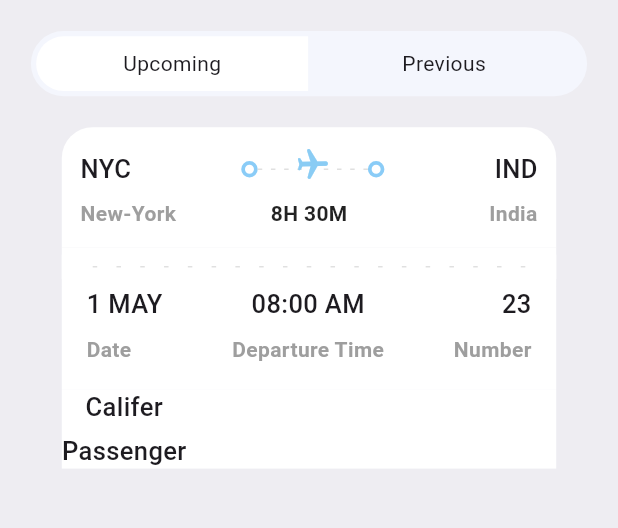
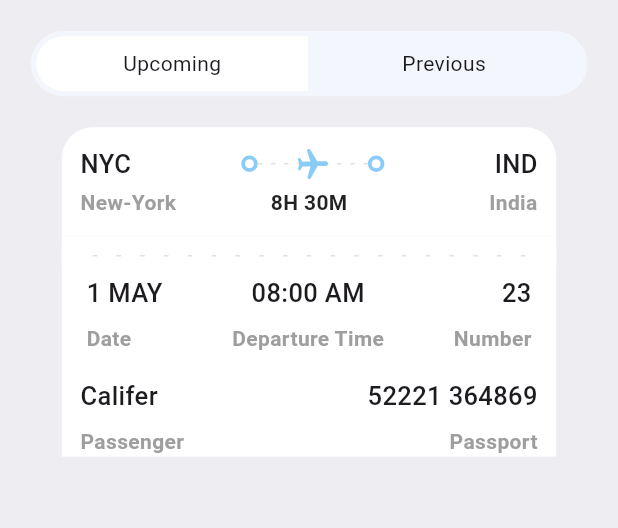
Before and after one commit to flutter-preview/MrCalifer-BookTicket_Flutter, a Flutter app: the TicketScreen screen opened directly, on a phone screen of 412 x 824 dp, the part 148-676 px from its top. Run offline on Flutter 3.47's test engine with Material 2 defaults, Android fonts, the phone set to English and light mode, and no system bars; our stand-ins replace fluentui_icons, gap, get.

Commit message:
Added new common widgets and UI refactored for every screen size.

```diff
--- a/lib/Home/views/ticket_view/ticket_footer_view.dart
+++ b/lib/Home/views/ticket_view/ticket_footer_view.dart
@@ -1,17 +1,17 @@
 import 'package:booktickets/Utils/app_styles.dart';
 import 'package:booktickets/Utils/size_config.dart';
+import 'package:booktickets/widgets/column_layout.dart';
 import 'package:flutter/material.dart';
-import 'package:gap/gap.dart';
 
 class TicketFooterView extends StatelessWidget {
   final String date;
-  final String dedepartureTime;
+  final String departureTime;
   final int number;
   final bool? isColor;
   const TicketFooterView(
       {Key? key,
       required this.date,
-      required this.dedepartureTime,
+      required this.departureTime,
       required this.number,
       this.isColor})
       : super(key: key);
@@ -36,60 +36,24 @@ class TicketFooterView extends StatelessWidget {
           Row(
             mainAxisAlignment: MainAxisAlignment.spaceBetween,
             children: [
-              Column(
-                crossAxisAlignment: CrossAxisAlignment.start,
-                children: [
-                  Text(
-                    date,
-                    style: isColor == null
-                        ? Styles.headLineStyle3.copyWith(color: Colors.white)
-                        : Styles.headLineStyle3,
-                  ),
-                  Gap(SizeConfig.safeBlockVertical! * 1),
-                  Text(
-                    "Date",
-                    style: isColor == null
-                        ? Styles.headLineStyle4.copyWith(color: Colors.white)
-                        : Styles.headLineStyle4,
-                  )
-                ],
+              ColumnLayout(
+                firstText: date,
+                secondText: "Date",
+                alignment: CrossAxisAlignment.start,
+                isColor: isColor,
               ),
-              Column(
-                crossAxisAlignment: CrossAxisAlignment.center,
-                children: [
-                  Text(
-                    dedepartureTime,
-                    style: isColor == null
-                        ? Styles.headLineStyle3.copyWith(color: Colors.white)
-                        : Styles.headLineStyle3,
-                  ),
-                  Gap(SizeConfig.safeBlockVertical! * 1),
-                  Text(
-                    "Departure Time",
-                    style: isColor == null
-                        ? Styles.headLineStyle4.copyWith(color: Colors.white)
-                        : Styles.headLineStyle4,
-                  )
-                ],
+              ColumnLayout(
+                firstText: departureTime,
+                secondText: "Departure Time",
+                alignment: CrossAxisAlignment.center,
+                isColor: isColor,
               ),
-              Column(
-                crossAxisAlignment: CrossAxisAlignment.end,
-                children: [
-                  Text(
-                    "$number",
-                    style: isColor == null
-                        ? Styles.headLineStyle3.copyWith(color: Colors.white)
-                        : Styles.headLineStyle3,
-                  ),
-                  Gap(SizeConfig.safeBlockVertical! * 1),
-                  Text(
-                    "Number",
-                    style: isColor == null
-                        ? Styles.headLineStyle4.copyWith(color: Colors.white)
-                        : Styles.headLineStyle4,
-                  )
-                ],
-              )
+              ColumnLayout(
+                firstText: "$number",
+                secondText: "Number",
+                alignment: CrossAxisAlignment.end,
+                isColor: isColor,
+              ),
             ],
           )
         ],
--- a/lib/Home/views/ticket_view/ticket_header_view.dart
+++ b/lib/Home/views/ticket_view/ticket_header_view.dart
@@ -48,8 +48,9 @@ class TicketHeaderView extends StatelessWidget {
               Expanded(
                   child: Stack(
                 children: [
-                  SizedBox(
-                    height: SizeConfig.safeBlockVertical! * 3.8,
+                  Positioned.fill(
+                    child: Align(
+                      alignment: Alignment.center,
                       child: LayoutBuilder(
                         builder: ((context, constraints) {
                           return Flex(
@@ -68,6 +69,7 @@ class TicketHeaderView extends StatelessWidget {
                                                     : Colors.grey.shade300)),
                                       )));
                         }),
+                      ),
                     ),
                   ),
                   Center(
--- a/lib/Home/views/ticket_view/ticket_view.dart
+++ b/lib/Home/views/ticket_view/ticket_view.dart
@@ -54,7 +54,7 @@ class TicketView extends StatelessWidget {
              */
             TicketFooterView(
               date: date,
-              dedepartureTime: departureTime,
+              departureTime: departureTime,
               number: number,
               isColor: isColor,
             ),
--- a/lib/Ticket/ticket_screen.dart
+++ b/lib/Ticket/ticket_screen.dart
@@ -3,6 +3,7 @@ import 'package:booktickets/Utils/app_info_list.dart';
 import 'package:booktickets/Utils/app_layout.dart';
 import 'package:booktickets/Utils/app_styles.dart';
 import 'package:booktickets/Utils/size_config.dart';
+import 'package:booktickets/widgets/column_layout.dart';
 import 'package:booktickets/widgets/ticket_tabs.dart';
 import 'package:flutter/material.dart';
 import 'package:gap/gap.dart';
@@ -41,24 +42,24 @@ class TicketScreen extends StatelessWidget {
                       Container(
                         margin: EdgeInsets.only(
                             right: SizeConfig.safeBlockHorizontal! * 5),
+                        padding: EdgeInsets.symmetric(
+                            horizontal: SizeConfig.safeBlockHorizontal! * 3),
                         color: Colors.white,
-                        child: Column(
+                        child: const Column(
                           children: [
                             Row(
+                              mainAxisAlignment: MainAxisAlignment.spaceBetween,
                               children: [
-                                Column(
-                                  children: [
-                                    Text(
-                                      "Califer",
-                                      style: Styles.headLineStyle3,
-                                    ),
-                                    Gap(AppLayout.getHeight(5)),
-                                    Text(
-                                      "Passenger",
-                                      style: Styles.headLineStyle3,
-                                    ),
-                                  ],
-                                )
+                                ColumnLayout(
+                                    firstText: "Califer",
+                                    secondText: "Passenger",
+                                    alignment: CrossAxisAlignment.start,
+                                    isColor: true,),
+                                ColumnLayout(
+                                    firstText: "52221 364869",
+                                    secondText: "Passport",
+                                    alignment: CrossAxisAlignment.end,
+                                    isColor: true,),
                               ],
                             )
                           ],
--- /dev/null
+++ b/lib/widgets/column_layout.dart
@@ -0,0 +1,40 @@
+import 'package:booktickets/Utils/app_styles.dart';
+import 'package:booktickets/Utils/size_config.dart';
+import 'package:flutter/material.dart';
+import 'package:gap/gap.dart';
+
+class ColumnLayout extends StatelessWidget {
+  final CrossAxisAlignment alignment;
+  final String firstText;
+  final String secondText;
+  final bool? isColor;
+  const ColumnLayout(
+      {Key? key,
+      required this.firstText,
+      required this.secondText,
+      required this.alignment,
+      this.isColor})
+      : super(key: key);
+
+  @override
+  Widget build(BuildContext context) {
+    return Column(
+      crossAxisAlignment: alignment,
+      children: [
+        Text(
+          firstText,
+          style: isColor == null
+                        ? Styles.headLineStyle3.copyWith(color: Colors.white)
+                        : Styles.headLineStyle3,
+        ),
+        Gap(SizeConfig.blockSizeVertical! * 1),
+        Text(
+          secondText,
+          style: isColor == null
+                        ? Styles.headLineStyle4.copyWith(color: Colors.white)
+                        : Styles.headLineStyle4,
+        ),
+      ],
+    );
+  }
+}
```
Lines whose indentation alone changed are shown as unchanged.
